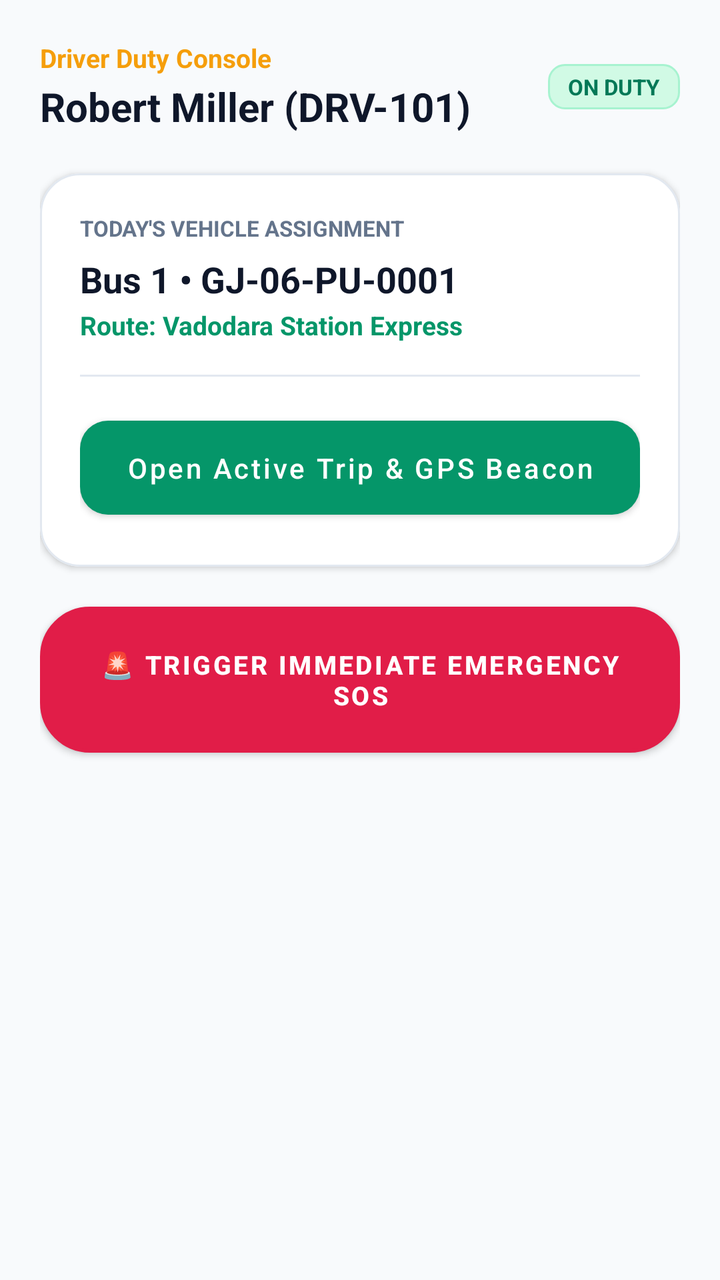
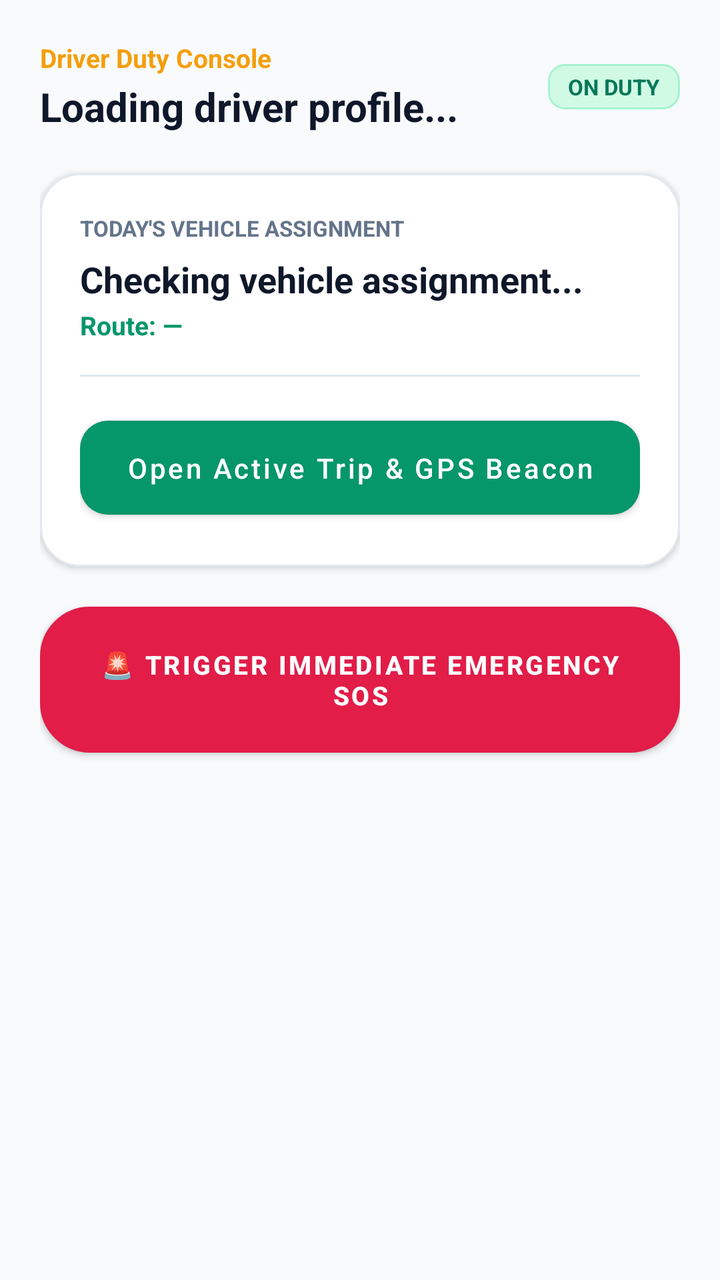

Compare the two renders of this Android layout. The source of the first and the diff that turns it into the second are given below.
<!-- AndroidManifest.xml: application theme Theme.UniTrack -->
<!-- res/layout/fragment_driver_dashboard.xml -->
<?xml version="1.0" encoding="utf-8"?>
<ScrollView xmlns:android="http://schemas.android.com/apk/res/android"
    xmlns:app="http://schemas.android.com/apk/res-auto"
    android:layout_width="match_parent"
    android:layout_height="match_parent"
    android:background="@color/background"
    android:fillViewport="true">

    <LinearLayout
        android:layout_width="match_parent"
        android:layout_height="wrap_content"
        android:orientation="vertical"
        android:padding="20dp">

        
        <LinearLayout
            android:layout_width="match_parent"
            android:layout_height="wrap_content"
            android:gravity="center_vertical"
            android:orientation="horizontal">

            <LinearLayout
                android:layout_width="0dp"
                android:layout_height="wrap_content"
                android:layout_weight="1"
                android:orientation="vertical">

                <TextView
                    android:id="@+id/tvDriverDutyGreeting"
                    android:layout_width="wrap_content"
                    android:layout_height="wrap_content"
                    android:text="Driver Duty Console"
                    android:textColor="@color/accent"
                    android:textSize="13sp"
                    android:textStyle="bold" />

                <TextView
                    android:id="@+id/tvDriverName"
                    android:layout_width="wrap_content"
                    android:layout_height="wrap_content"
                    android:layout_marginTop="2dp"
                    android:text="Robert Miller (DRV-101)"
                    android:textColor="@color/text_primary"
                    android:textSize="20sp"
                    android:textStyle="bold" />
            </LinearLayout>

            <TextView
                android:id="@+id/tvDutyBadge"
                android:layout_width="wrap_content"
                android:layout_height="wrap_content"
                android:background="@drawable/bg_badge_emerald"
                android:paddingStart="10dp"
                android:paddingTop="4dp"
                android:paddingEnd="10dp"
                android:paddingBottom="4dp"
                android:text="ON DUTY"
                android:textColor="@color/primary_dark"
                android:textSize="11sp"
                android:textStyle="bold" />
        </LinearLayout>

        
        <com.google.android.material.card.MaterialCardView
            style="@style/Widget.UniTrack.Card"
            android:layout_width="match_parent"
            android:layout_height="wrap_content"
            android:layout_marginTop="20dp"
            app:cardCornerRadius="20dp">

            <LinearLayout
                android:layout_width="match_parent"
                android:layout_height="wrap_content"
                android:orientation="vertical"
                android:padding="20dp">

                <TextView
                    android:layout_width="wrap_content"
                    android:layout_height="wrap_content"
                    android:text="TODAY'S VEHICLE ASSIGNMENT"
                    android:textColor="@color/text_secondary"
                    android:textSize="11sp"
                    android:textStyle="bold" />

                <TextView
                    android:id="@+id/tvAssignedBusNumber"
                    android:layout_width="wrap_content"
                    android:layout_height="wrap_content"
                    android:layout_marginTop="6dp"
                    android:text="Bus 1 • GJ-06-PU-0001"
                    android:textColor="@color/text_primary"
                    android:textSize="18sp"
                    android:textStyle="bold" />

                <TextView
                    android:id="@+id/tvAssignedRouteName"
                    android:layout_width="wrap_content"
                    android:layout_height="wrap_content"
                    android:layout_marginTop="2dp"
                    android:text="Route: Vadodara Station Express"
                    android:textColor="@color/primary"
                    android:textSize="13sp"
                    android:textStyle="bold" />

                <View
                    android:layout_width="match_parent"
                    android:layout_height="1dp"
                    android:layout_marginTop="16dp"
                    android:layout_marginBottom="16dp"
                    android:background="@color/divider" />

                
                <com.google.android.material.button.MaterialButton
                    android:id="@+id/btnGoToTrip"
                    style="@style/Widget.UniTrack.Button.Primary"
                    android:layout_width="match_parent"
                    android:layout_height="wrap_content"
                    android:text="Open Active Trip &amp; GPS Beacon" />

            </LinearLayout>
        </com.google.android.material.card.MaterialCardView>

        
        <com.google.android.material.button.MaterialButton
            android:id="@+id/btnQuickEmergency"
            style="@style/Widget.UniTrack.Button.Danger"
            android:layout_width="match_parent"
            android:layout_height="wrap_content"
            android:layout_marginTop="20dp"
            android:background="@drawable/bg_sos_button"
            android:text="🚨 TRIGGER IMMEDIATE EMERGENCY SOS"
            android:textSize="13sp"
            android:textStyle="bold" />

    </LinearLayout>
</ScrollView>
<!-- resources referenced by this layout -->
<resources>
  <color name="accent">#F59E0B</color>
  <color name="background">#F8FAFC</color>
  <color name="divider">#E2E8F0</color>
  <color name="primary">#059669</color>
  <color name="primary_dark">#047857</color>
  <color name="text_primary">#0F172A</color>
  <color name="text_secondary">#64748B</color>
  <!-- drawable bg_badge_emerald (drawable) -->
  <?xml version="1.0" encoding="utf-8"?>
  <shape xmlns:android="http://schemas.android.com/apk/res/android"
      android:shape="rectangle">
      <corners android:radius="8dp" />
      <solid android:color="#D1FAE5" />
      <stroke android:width="1dp" android:color="#A7F3D0" />
  </shape>
  <!-- drawable bg_sos_button (drawable) -->
  <?xml version="1.0" encoding="utf-8"?>
  <ripple xmlns:android="http://schemas.android.com/apk/res/android"
      android:color="#FECDD3">
      <item>
          <shape android:shape="rectangle">
              <corners android:radius="24dp" />
              <gradient
                  android:angle="45"
                  android:startColor="#BE123C"
                  android:endColor="#E11D48"
                  android:type="linear" />
              <stroke
                  android:width="2dp"
                  android:color="#FDA4AF" />
          </shape>
      </item>
  </ripple>
  <style name="Widget.UniTrack.Button.Danger" parent="Widget.MaterialComponents.Button">
          <item name="backgroundTint">@color/danger</item>
          <item name="android:textColor">@color/pure_white</item>
          <item name="cornerRadius">14dp</item>
          <item name="android:textAllCaps">false</item>
          <item name="android:paddingTop">14dp</item>
          <item name="android:paddingBottom">14dp</item>
          <item name="android:fontFamily">sans-serif-medium</item>
      </style>
  <style name="Widget.UniTrack.Button.Primary" parent="Widget.MaterialComponents.Button">
          <item name="backgroundTint">@color/primary</item>
          <item name="android:textColor">@color/pure_white</item>
          <item name="cornerRadius">14dp</item>
          <item name="android:textAllCaps">false</item>
          <item name="android:paddingTop">14dp</item>
          <item name="android:paddingBottom">14dp</item>
          <item name="android:fontFamily">sans-serif-medium</item>
      </style>
  <style name="Widget.UniTrack.Card" parent="Widget.MaterialComponents.CardView">
          <item name="cardCornerRadius">20dp</item>
          <item name="cardElevation">2dp</item>
          <item name="cardBackgroundColor">@color/card_background</item>
          <item name="strokeColor">@color/border</item>
          <item name="strokeWidth">1dp</item>
      </style>
  <color name="danger">#E11D48</color>
  <color name="pure_white">#FFFFFF</color>
  <color name="card_background">#FFFFFF</color>
  <color name="border">#E2E8F0</color>
  <color name="secondary">#0F172A</color>
  <color name="secondary_light">#1E293B</color>
  <color name="surface">#FFFFFF</color>
  <color name="input_hint">#64748B</color>
  <color name="input_text">#0F172A</color>
  <style name="Widget.UniTrack.TextInputLayout" parent="Widget.MaterialComponents.TextInputLayout.OutlinedBox">
          <item name="boxStrokeColor">@color/primary</item>
          <item name="hintTextColor">@color/primary</item>
          <item name="android:textColorHint">@color/input_hint</item>
          <item name="boxBackgroundColor">@color/input_background</item>
          <item name="boxCornerRadiusTopStart">12dp</item>
          <item name="boxCornerRadiusTopEnd">12dp</item>
          <item name="boxCornerRadiusBottomStart">12dp</item>
          <item name="boxCornerRadiusBottomEnd">12dp</item>
      </style>
  <style name="Widget.UniTrack.EditText" parent="Widget.MaterialComponents.TextInputEditText.OutlinedBox">
          <item name="android:textColor">@color/input_text</item>
          <item name="android:textColorHint">@color/input_hint</item>
          <item name="android:textSize">14sp</item>
      </style>
  <color name="input_background">#FFFFFF</color>
  <!-- unchanged entries left out for length: 1 -->
</resources>

<!-- the commit's change to res/layout/fragment_driver_dashboard.xml (unified diff, before → after) -->
@@ -39,7 +39,7 @@
                     android:layout_width="wrap_content"
                     android:layout_height="wrap_content"
                     android:layout_marginTop="2dp"
-                    android:text="Robert Miller (DRV-101)"
+                    android:text="Loading driver profile..."
                     android:textColor="@color/text_primary"
                     android:textSize="20sp"
                     android:textStyle="bold" />
@@ -87,7 +87,7 @@
                     android:layout_width="wrap_content"
                     android:layout_height="wrap_content"
                     android:layout_marginTop="6dp"
-                    android:text="Bus 1 • GJ-06-PU-0001"
+                    android:text="Checking vehicle assignment..."
                     android:textColor="@color/text_primary"
                     android:textSize="18sp"
                     android:textStyle="bold" />
@@ -97,7 +97,7 @@
                     android:layout_width="wrap_content"
                     android:layout_height="wrap_content"
                     android:layout_marginTop="2dp"
-                    android:text="Route: Vadodara Station Express"
+                    android:text="Route: —"
                     android:textColor="@color/primary"
                     android:textSize="13sp"
                     android:textStyle="bold" />
